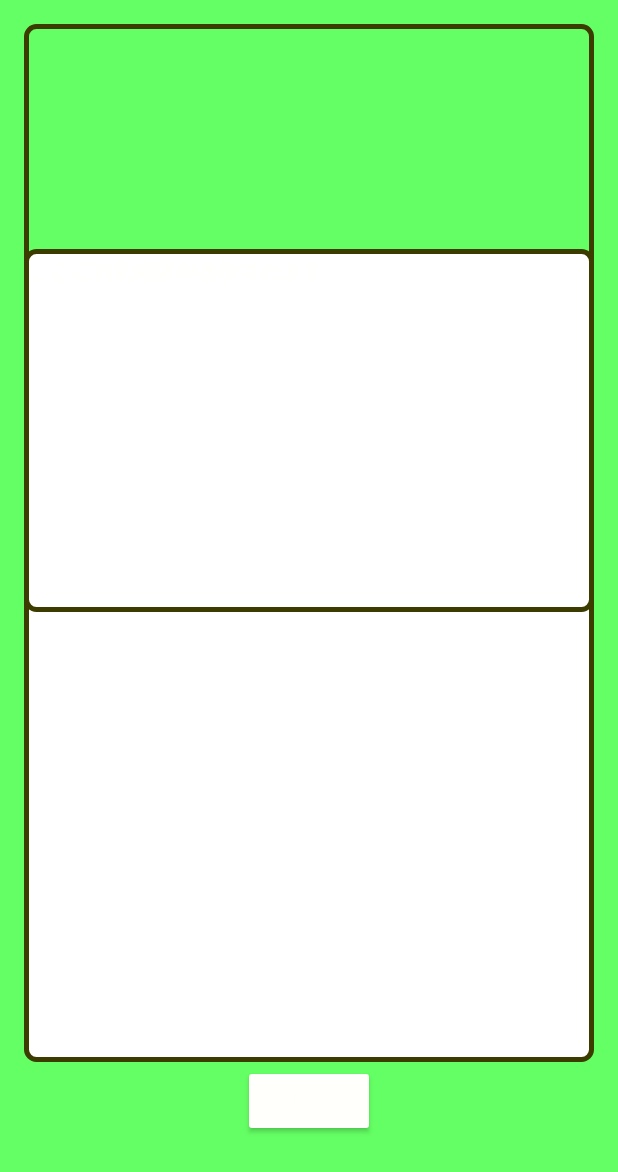
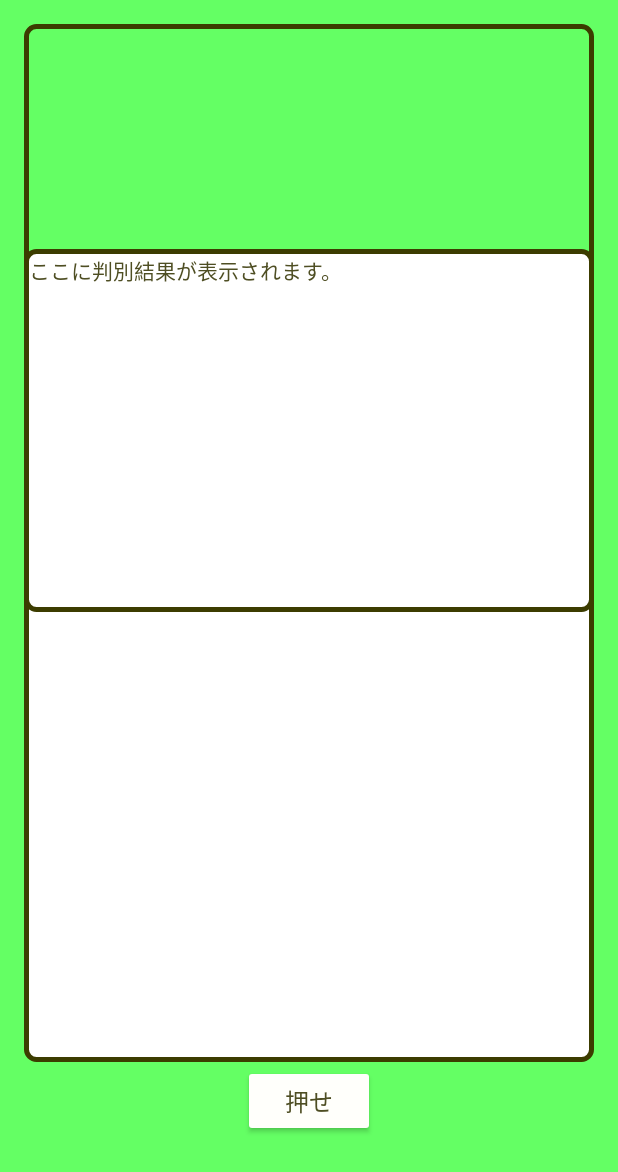
Before and after one commit to ToshinariIshii/camera1, an Android app: the ResultActivity screen opened directly, with no data from a screen before it, on a phone screen of 412 x 824 dp. Shown: the top 1172 px of the screen. Run offline under Robolectric (Android 15) with nearby library versions, the phone set to English and light mode, and no system bars; 2 statements that could not run were skipped.

```diff
--- a/simplecropview-sample/src/main/res/layout/activity_camera2.xml
+++ b/simplecropview-sample/src/main/res/layout/activity_camera2.xml
@@ -21,9 +21,11 @@
         android:id="@+id/picture"
         android:layout_weight="1"
         android:layout_height="60dp"
+        android:layout_width="70dp"
+        android:contentDescription="@string/push"
+        android:layout_marginBottom="28dp"
         android:layout_alignParentBottom="true"
-        android:layout_centerHorizontal="true"
-        android:layout_width="70dp" />
+        android:layout_centerHorizontal="true" />
 
     <!--<Button-->
         <!--android:id="@+id/picture"-->
--- a/simplecropview-sample/src/main/res/layout/activity_flight.xml
+++ b/simplecropview-sample/src/main/res/layout/activity_flight.xml
@@ -15,7 +15,7 @@
     <TextView
         android:layout_width="match_parent"
         android:layout_height="match_parent"
-        android:text="ここに判別結果が表示されます。"
+        android:text="@string/result"
         android:id="@+id/textview1"
         android:textSize="14sp"
         android:fontFamily="sans-serif"
--- a/simplecropview-sample/src/main/res/values/colors.xml
+++ b/simplecropview-sample/src/main/res/values/colors.xml
@@ -5,7 +5,7 @@
     <color name="colorAccent">#5DAC81</color>
     <color name="windowBackground">#1C1C1C</color>
     <color name="colorButtonNormal">#FFFFFB</color>
-    <color name="textColorPrimary">#FFFFFB</color>
+    <color name="textColorPrimary">#4e4e23</color>
     <color name="textColorPrimaryInverse">#1C1C1C</color>
     <color name="overlay">#AA1C1C1C</color>
     <color name="divider">#333333</color>
--- a/simplecropview-sample/src/main/res/values/strings.xml
+++ b/simplecropview-sample/src/main/res/values/strings.xml
@@ -9,4 +9,5 @@
     <string name="action_settings">settings</string>
     <string name="action_settings2">settings2</string>
     <string name="push">押せ</string>
+    <string name="result">ここに判別結果が表示されます。</string>
 </resources>
```
